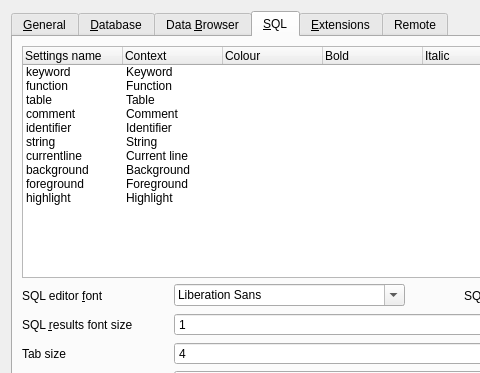
The window that src/PreferencesDialog.ui (sqlitebrowser/sqlitebrowser) describes before a commit, drawn with Qt 5; both pictures show x 0 to 480 and y 0 to 373 of the 755 by 601 pixel window.
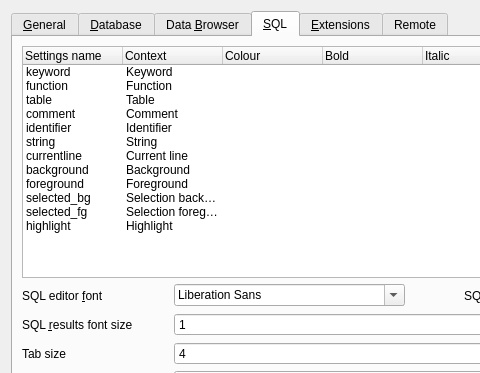
The same window after the commit. The open tabs and pages were chosen to show the change. Icons and pictures are not drawn. Custom widgets are drawn as their Qt base class.

Commit message:
New settings for changing the selection appearance in editors
Default values follow desktop style as before.

See issue #2320.

The edit to the form file:
```diff
--- a/src/PreferencesDialog.ui
+++ b/src/PreferencesDialog.ui
@@ -1293,6 +1293,22 @@
            <string>Foreground</string>
           </property>
          </item>
+         <item>
+          <property name="text">
+           <string>selected_bg</string>
+          </property>
+          <property name="text">
+           <string>Selection background</string>
+          </property>
+         </item>
+         <item>
+          <property name="text">
+           <string>selected_fg</string>
+          </property>
+          <property name="text">
+           <string>Selection foreground</string>
+          </property>
+         </item>
          <item>
           <property name="text">
            <string>highlight</string>
```
The commit also changes 3 other files.
